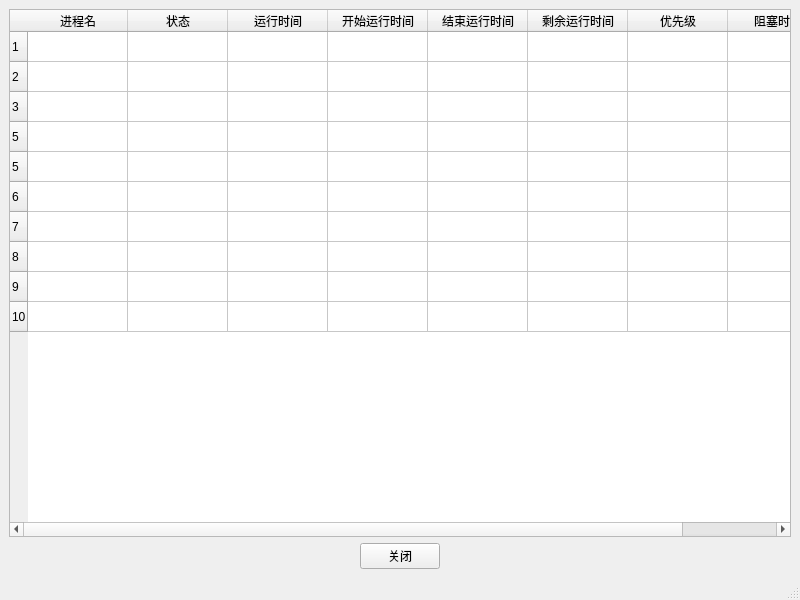
Chen-yv/os, file TOPIC2/condition.ui: the form before one commit.
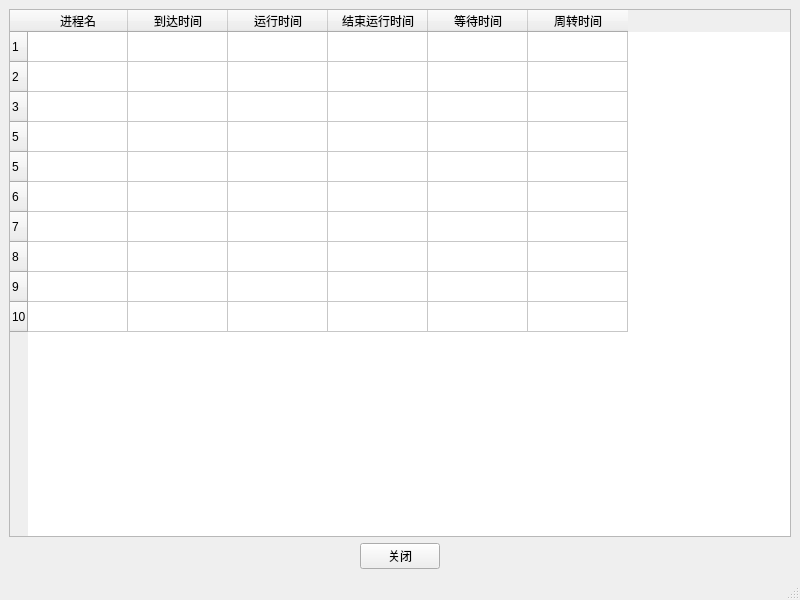
The form after the commit. Icons and pictures are not drawn.

The edit to the form file:
```diff
--- a/TOPIC2/condition.ui
+++ b/TOPIC2/condition.ui
@@ -107,7 +107,7 @@
       </column>
       <column>
        <property name="text">
-        <string>状态</string>
+        <string>到达时间</string>
        </property>
       </column>
       <column>
@@ -115,11 +115,6 @@
         <string>运行时间</string>
        </property>
       </column>
-      <column>
-       <property name="text">
-        <string>开始运行时间</string>
-       </property>
-      </column>
       <column>
        <property name="text">
         <string>结束运行时间</string>
@@ -127,17 +122,12 @@
       </column>
       <column>
        <property name="text">
-        <string>剩余运行时间</string>
+        <string>等待时间</string>
        </property>
       </column>
       <column>
        <property name="text">
-        <string>优先级</string>
-       </property>
-      </column>
-      <column>
-       <property name="text">
-        <string>阻塞时间</string>
+        <string>周转时间</string>
        </property>
       </column>
      </widget>
```
Left out of the diff: 34 changed lines with no effect on the pictures.
